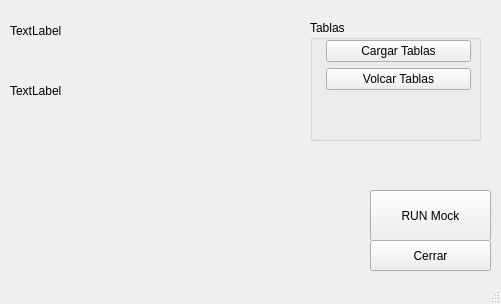
Old version of the form MainWindow/MainWindow.ui in the repository JuaBue/Mock_V2.
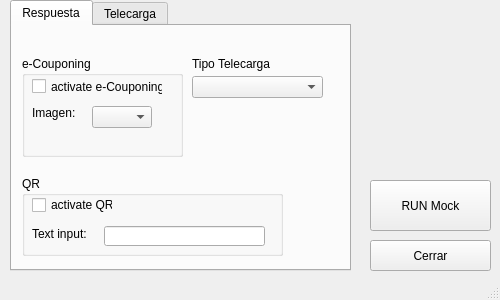
New version of the form. The open tabs and pages were chosen to show the change. Icons and pictures are not drawn.

Patch:
```diff
--- a/MainWindow/MainWindow.ui
+++ b/MainWindow/MainWindow.ui
@@ -6,8 +6,8 @@
    <rect>
     <x>0</x>
     <y>0</y>
-    <width>501</width>
-    <height>304</height>
+    <width>500</width>
+    <height>300</height>
    </rect>
   </property>
   <property name="windowTitle">
@@ -18,7 +18,7 @@
     <property name="geometry">
      <rect>
       <x>370</x>
-      <y>190</y>
+      <y>180</y>
       <width>121</width>
       <height>51</height>
      </rect>
@@ -27,32 +27,6 @@
      <string>RUN Mock</string>
     </property>
    </widget>
-   <widget class="QLabel" name="bienvenido">
-    <property name="geometry">
-     <rect>
-      <x>10</x>
-      <y>10</y>
-      <width>161</width>
-      <height>41</height>
-     </rect>
-    </property>
-    <property name="text">
-     <string>TextLabel</string>
-    </property>
-   </widget>
-   <widget class="QLabel" name="posicion">
-    <property name="geometry">
-     <rect>
-      <x>10</x>
-      <y>60</y>
-      <width>201</width>
-      <height>61</height>
-     </rect>
-    </property>
-    <property name="text">
-     <string>TextLabel</string>
-    </property>
-   </widget>
    <widget class="QPushButton" name="cerrar">
     <property name="geometry">
      <rect>
@@ -66,44 +40,239 @@
      <string>Cerrar</string>
     </property>
    </widget>
-   <widget class="QGroupBox" name="groupBox">
+   <widget class="QLabel" name="qled">
     <property name="geometry">
      <rect>
-      <x>310</x>
-      <y>20</y>
-      <width>171</width>
-      <height>121</height>
+      <x>410</x>
+      <y>130</y>
+      <width>31</width>
+      <height>31</height>
      </rect>
     </property>
-    <property name="title">
-     <string>Tablas</string>
+    <property name="text">
+     <string/>
     </property>
-    <widget class="QWidget" name="formLayoutWidget">
-     <property name="geometry">
-      <rect>
-       <x>10</x>
-       <y>20</y>
-       <width>151</width>
-       <height>91</height>
-      </rect>
-     </property>
-     <layout class="QFormLayout" name="formLayout">
-      <item row="0" column="1">
-       <widget class="QPushButton" name="botoncargar">
-        <property name="text">
-         <string>Cargar Tablas</string>
-        </property>
-       </widget>
-      </item>
-      <item row="1" column="1">
-       <widget class="QPushButton" name="botonvolcar">
-        <property name="text">
-         <string>Volcar Tablas</string>
-        </property>
-       </widget>
-      </item>
-     </layout>
+    <property name="pixmap">
+     <pixmap>icon/led-red-on.png</pixmap>
+    </property>
+    <property name="scaledContents">
+     <bool>true</bool>
+    </property>
+   </widget>
+   <widget class="QTabWidget" name="tabWidget">
+    <property name="geometry">
+     <rect>
+      <x>10</x>
+      <y>0</y>
+      <width>341</width>
+      <height>271</height>
+     </rect>
+    </property>
+    <property name="currentIndex">
+     <number>1</number>
+    </property>
+    <widget class="QWidget" name="tab">
+     <attribute name="title">
+      <string>Respuesta</string>
+     </attribute>
+     <widget class="QGroupBox" name="groupBox_2">
+      <property name="geometry">
+       <rect>
+        <x>10</x>
+        <y>30</y>
+        <width>161</width>
+        <height>101</height>
+       </rect>
+      </property>
+      <property name="title">
+       <string>e-Couponing</string>
+      </property>
+      <widget class="QCheckBox" name="checkEcup">
+       <property name="geometry">
+        <rect>
+         <x>10</x>
+         <y>20</y>
+         <width>131</width>
+         <height>21</height>
+        </rect>
+       </property>
+       <property name="text">
+        <string>activate e-Couponing</string>
+       </property>
+      </widget>
+      <widget class="QComboBox" name="EcoupImg">
+       <property name="geometry">
+        <rect>
+         <x>70</x>
+         <y>50</y>
+         <width>60</width>
+         <height>22</height>
+        </rect>
+       </property>
+      </widget>
+      <widget class="QLabel" name="label_2">
+       <property name="geometry">
+        <rect>
+         <x>10</x>
+         <y>50</y>
+         <width>47</width>
+         <height>14</height>
+        </rect>
+       </property>
+       <property name="text">
+        <string>Imagen: </string>
+       </property>
+      </widget>
+     </widget>
+     <widget class="QGroupBox" name="groupBox_3">
+      <property name="geometry">
+       <rect>
+        <x>10</x>
+        <y>150</y>
+        <width>261</width>
+        <height>80</height>
+       </rect>
+      </property>
+      <property name="title">
+       <string>QR</string>
+      </property>
+      <widget class="QCheckBox" name="checkQR">
+       <property name="geometry">
+        <rect>
+         <x>10</x>
+         <y>20</y>
+         <width>81</width>
+         <height>18</height>
+        </rect>
+       </property>
+       <property name="text">
+        <string>activate QR</string>
+       </property>
+      </widget>
+      <widget class="QLineEdit" name="textQR">
+       <property name="geometry">
+        <rect>
+         <x>82</x>
+         <y>50</y>
+         <width>161</width>
+         <height>20</height>
+        </rect>
+       </property>
+      </widget>
+      <widget class="QLabel" name="label_3">
+       <property name="geometry">
+        <rect>
+         <x>10</x>
+         <y>50</y>
+         <width>61</width>
+         <height>16</height>
+        </rect>
+       </property>
+       <property name="text">
+        <string>Text input:</string>
+       </property>
+      </widget>
+     </widget>
+     <widget class="QLabel" name="label">
+      <property name="geometry">
+       <rect>
+        <x>180</x>
+        <y>30</y>
+        <width>81</width>
+        <height>16</height>
+       </rect>
+      </property>
+      <property name="text">
+       <string>Tipo Telecarga</string>
+      </property>
+     </widget>
+     <widget class="QComboBox" name="TelechargeCombo">
+      <property name="geometry">
+       <rect>
+        <x>180</x>
+        <y>50</y>
+        <width>131</width>
+        <height>22</height>
+       </rect>
+      </property>
+     </widget>
     </widget>
+    <widget class="QWidget" name="tab_2">
+     <attribute name="title">
+      <string>Telecarga</string>
+     </attribute>
+     <widget class="QGroupBox" name="groupBox">
+      <property name="geometry">
+       <rect>
+        <x>20</x>
+        <y>10</y>
+        <width>171</width>
+        <height>91</height>
+       </rect>
+      </property>
+      <property name="title">
+       <string>Tablas</string>
+      </property>
+      <widget class="QWidget" name="formLayoutWidget">
+       <property name="geometry">
+        <rect>
+         <x>10</x>
+         <y>20</y>
+         <width>151</width>
+         <height>61</height>
+        </rect>
+       </property>
+       <layout class="QFormLayout" name="formLayout">
+        <item row="0" column="1">
+         <widget class="QPushButton" name="botoncargar">
+          <property name="text">
+           <string>Cargar Tablas</string>
+          </property>
+         </widget>
+        </item>
+        <item row="1" column="1">
+         <widget class="QPushButton" name="botonvolcar">
+          <property name="text">
+           <string>Volcar Tablas</string>
+          </property>
+         </widget>
+        </item>
+       </layout>
+      </widget>
+     </widget>
+     <widget class="QGroupBox" name="groupBox_4">
+      <property name="geometry">
+       <rect>
+        <x>20</x>
+        <y>100</y>
+        <width>301</width>
+        <height>121</height>
+       </rect>
+      </property>
+      <property name="title">
+       <string>Tabla P</string>
+      </property>
+     </widget>
+    </widget>
+   </widget>
+   <widget class="QLabel" name="logo">
+    <property name="geometry">
+     <rect>
+      <x>360</x>
+      <y>30</y>
+      <width>121</width>
+      <height>41</height>
+     </rect>
+    </property>
+    <property name="text">
+     <string/>
+    </property>
+    <property name="pixmap">
+     <pixmap>icon/logo_wordline.PNG</pixmap>
+    </property>
+    <property name="scaledContents">
+     <bool>true</bool>
+    </property>
    </widget>
   </widget>
   <widget class="QMenuBar" name="menubar">
```
Left out of the diff: 4 changed lines with no effect on the pictures.
